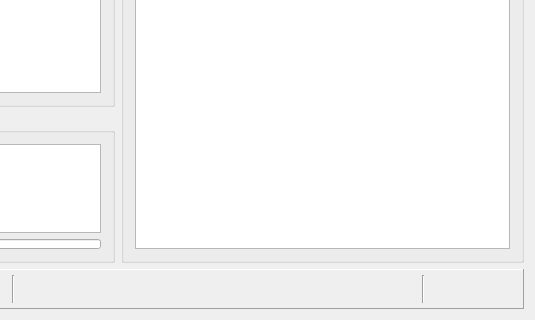
This is vlc-record/recorder.ui in code-google-com/vlc-record as Qt 5 draws it before an edit; both pictures show x 165 to 700 and y 130 to 450 of the 700 by 450 pixel window. The edited form follows.
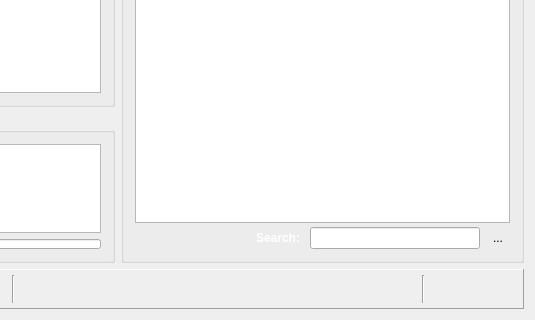
This is the edited form. Icons and pictures are not drawn. Custom widgets are drawn as their Qt base class.

Commit message: add epg search button

What changed in the file:
```diff
--- a/vlc-record/recorder.ui
+++ b/vlc-record/recorder.ui
@@ -110,7 +110,7 @@
        <property name="title">
         <string> EPG - Electronic Program Guide </string>
        </property>
-       <layout class="QVBoxLayout" name="verticalLayout_2" stretch="0,0,10">
+       <layout class="QVBoxLayout" name="verticalLayout_2" stretch="0,0,10,0">
         <property name="spacing">
          <number>0</number>
         </property>
@@ -260,6 +260,66 @@
           </property>
          </widget>
         </item>
+        <item>
+         <layout class="QHBoxLayout" name="hLayoutSearch">
+          <property name="topMargin">
+           <number>4</number>
+          </property>
+          <item>
+           <spacer name="horizontalSpacer_3">
+            <property name="orientation">
+             <enum>Qt::Horizontal</enum>
+            </property>
+            <property name="sizeHint" stdset="0">
+             <size>
+              <width>40</width>
+              <height>20</height>
+             </size>
+            </property>
+           </spacer>
+          </item>
+          <item>
+           <widget class="QLabel" name="labSearch">
+            <property name="styleSheet">
+             <string notr="true">QLabel#labSearch {
+font-weight: bold;
+color: white;
+}</string>
+            </property>
+            <property name="text">
+             <string>Search: </string>
+            </property>
+           </widget>
+          </item>
+          <item>
+           <widget class="QLineEdit" name="lineSearch">
+            <property name="minimumSize">
+             <size>
+              <width>170</width>
+              <height>0</height>
+             </size>
+            </property>
+           </widget>
+          </item>
+          <item>
+           <widget class="QToolButton" name="btnSearch">
+            <property name="text">
+             <string>...</string>
+            </property>
+            <property name="icon">
+             <iconset resource="vlc-record.qrc">
+              <normaloff>:/app/search</normaloff>:/app/search</iconset>
+            </property>
+            <property name="shortcut">
+             <string>Ctrl+F</string>
+            </property>
+            <property name="autoRaise">
+             <bool>true</bool>
+            </property>
+           </widget>
+          </item>
+         </layout>
+        </item>
        </layout>
       </widget>
      </item>
```
The commit also changes 2 other files.
